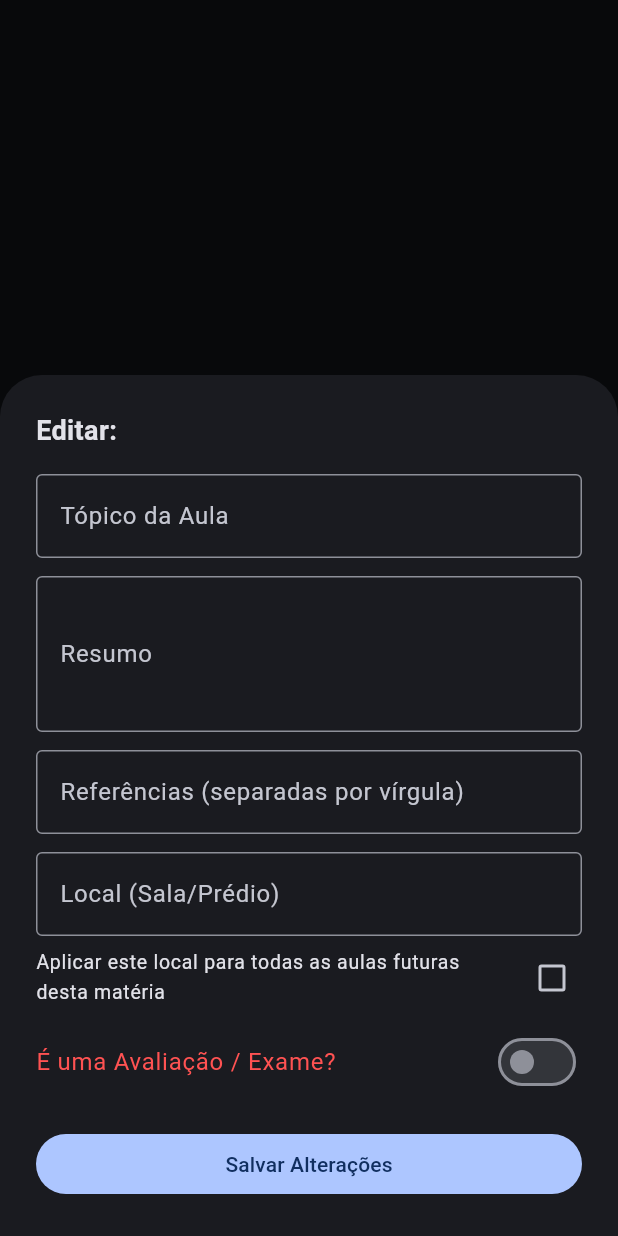
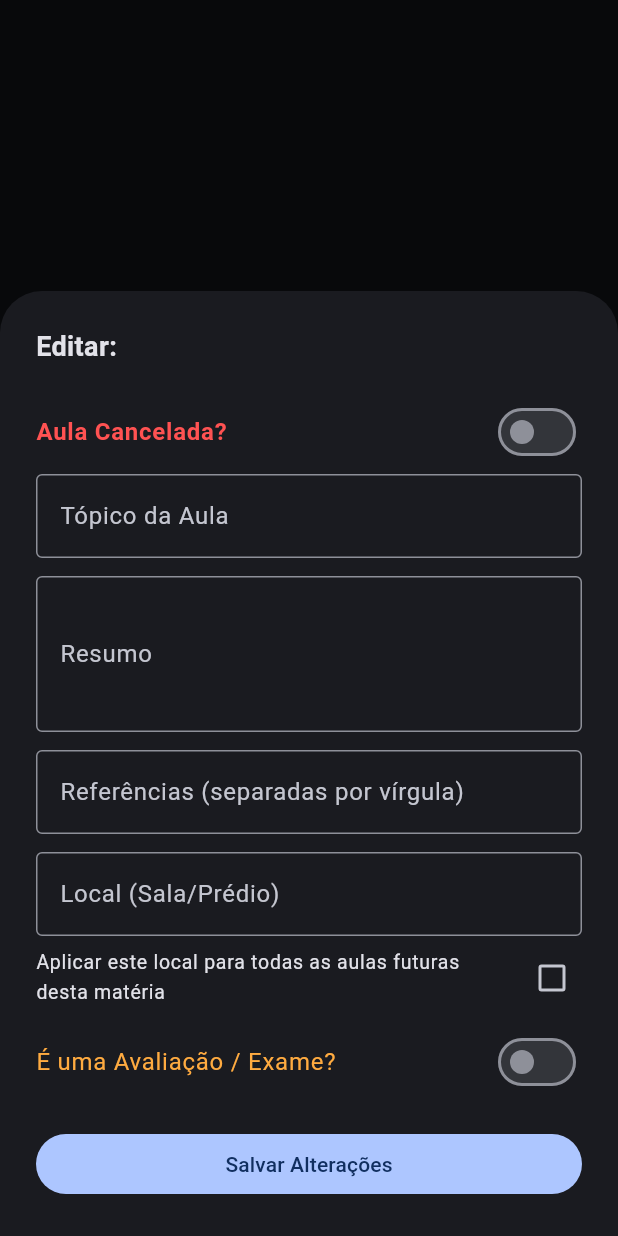
Before and after one commit to ferreiraryan/Cronos, a Flutter app: what show() shows on an empty page, opened directly with empty values, on a phone screen of 412 x 824 dp. Run offline on Flutter 3.47's test engine with Material 3 defaults, Android fonts, the phone set to English and light mode, and no system bars; our stand-ins replace file_picker, table_calendar.

Commit message:
Feat: cancelar aula

```diff
--- a/cronos_front/lib/features/lesson/models/class_lesson.dart
+++ b/cronos_front/lib/features/lesson/models/class_lesson.dart
@@ -65,13 +65,14 @@ class Lesson {
     String? summary,
     List<String>? references,
     bool? isExam,
+    Metadata? metadata,
   }) {
     return Lesson(
       timeStart: timeStart,
       timeEnd: timeEnd,
       subjectId: subjectId,
       subjectName: subjectName,
-      metadata: metadata,
+      metadata: metadata ?? this.metadata,
       location: location ?? this.location,
       topic: topic ?? this.topic,
       summary: summary ?? this.summary,
--- a/cronos_front/lib/features/lesson/models/class_metadata.dart
+++ b/cronos_front/lib/features/lesson/models/class_metadata.dart
@@ -2,20 +2,46 @@ class Metadata {
   final String customNotes;
   final double? grade;
   final int absenceCount;
+  final bool isCancelled;
+  final String? cancelReason;
 
-  Metadata({this.customNotes = '', this.grade, this.absenceCount = 0});
+  Metadata({
+    this.customNotes = '',
+    this.grade,
+    this.absenceCount = 0,
+    this.isCancelled = false,
+    this.cancelReason,
+  });
 
-  factory Metadata.fromJson(Map<String, dynamic> json) {
-    return Metadata(
-      customNotes: json['custom_notes']?.toString() ?? '',
-      grade: json['grade'] != null ? (json['grade'] as num).toDouble() : null,
-      absenceCount: json['absence_count'] ?? 0,
-    );
-  }
+  factory Metadata.fromJson(Map<String, dynamic> json) => Metadata(
+    customNotes: json['custom_notes']?.toString() ?? '',
+    grade: json['grade'] != null ? (json['grade'] as num).toDouble() : null,
+    absenceCount: json['absence_count'] ?? 0,
+    isCancelled: json['is_cancelled'] ?? false,
+    cancelReason: json['cancel_reason']?.toString(),
+  );
 
   Map<String, dynamic> toJson() => {
     'custom_notes': customNotes,
     if (grade != null) 'grade': grade,
     'absence_count': absenceCount,
+    'is_cancelled': isCancelled,
+    if (cancelReason != null) 'cancel_reason': cancelReason,
   };
+
+  Metadata copyWith({
+    String? customNotes,
+    double? grade,
+    int? absenceCount,
+    bool? isCancelled,
+    String? cancelReason,
+  }) {
+    return Metadata(
+      customNotes: customNotes ?? this.customNotes,
+      grade: grade ?? this.grade,
+      absenceCount: absenceCount ?? this.absenceCount,
+      isCancelled: isCancelled ?? this.isCancelled,
+      cancelReason: cancelReason ?? this.cancelReason,
+    );
+  }
 }
--- a/cronos_front/lib/features/lesson/widgets/edit_modal.dart
+++ b/cronos_front/lib/features/lesson/widgets/edit_modal.dart
@@ -1,5 +1,7 @@
 import 'package:cronos_front/app/repository/schedule_repository.dart';
 import 'package:cronos_front/features/lesson/models/class_lesson.dart';
+import 'package:flutter/material.dart';
+
 import 'package:flutter/material.dart';
 
 class LessonEditModal extends StatefulWidget {
@@ -15,7 +17,7 @@ class LessonEditModal extends StatefulWidget {
   static void show(BuildContext context, Lesson lesson, DateTime dayDate) {
     showModalBottomSheet(
       context: context,
-      isScrollControlled: true, // Para o teclado não cobrir
+      isScrollControlled: true,
       useSafeArea: true,
       builder: (context) => Padding(
         padding: EdgeInsets.only(
@@ -35,8 +37,10 @@ class _LessonEditModalState extends State<LessonEditModal> {
   late TextEditingController _summaryCtrl;
   late TextEditingController _locationCtrl;
   late TextEditingController _refsCtrl;
+  late TextEditingController _cancelReasonCtrl;
 
   late bool _isExam;
+  late bool _isCancelled;
   bool _applyLocationToAll = false;
 
   @override
@@ -48,7 +52,11 @@ class _LessonEditModalState extends State<LessonEditModal> {
     _refsCtrl = TextEditingController(
       text: widget.lesson.references.join(', '),
     );
+    _cancelReasonCtrl = TextEditingController(
+      text: widget.lesson.metadata.cancelReason,
+    );
     _isExam = widget.lesson.isExam;
+    _isCancelled = widget.lesson.metadata.isCancelled;
   }
 
   @override
@@ -57,10 +65,18 @@ class _LessonEditModalState extends State<LessonEditModal> {
     _summaryCtrl.dispose();
     _locationCtrl.dispose();
     _refsCtrl.dispose();
+    _cancelReasonCtrl.dispose();
     super.dispose();
   }
 
   void _save() {
+    final updatedMetadata = widget.lesson.metadata.copyWith(
+      isCancelled: _isCancelled,
+      cancelReason: _cancelReasonCtrl.text.trim().isEmpty
+          ? null
+          : _cancelReasonCtrl.text.trim(),
+    );
+
     final updatedLesson = widget.lesson.copyWith(
       topic: _topicCtrl.text.trim().isEmpty ? null : _topicCtrl.text.trim(),
       summary: _summaryCtrl.text.trim().isEmpty
@@ -73,6 +89,7 @@ class _LessonEditModalState extends State<LessonEditModal> {
           .map((e) => e.trim())
           .where((e) => e.isNotEmpty)
           .toList(),
+      metadata: updatedMetadata,
     );
 
     ScheduleRepository().updateLesson(
@@ -99,6 +116,32 @@ class _LessonEditModalState extends State<LessonEditModal> {
               style: const TextStyle(fontSize: 18, fontWeight: FontWeight.bold),
             ),
             const SizedBox(height: 16),
+
+            // Toggle de Cancelamento
+            SwitchListTile(
+              contentPadding: EdgeInsets.zero,
+              title: const Text(
+                'Aula Cancelada?',
+                style: TextStyle(
+                  color: Colors.redAccent,
+                  fontWeight: FontWeight.bold,
+                ),
+              ),
+              value: _isCancelled,
+              activeColor: Colors.redAccent,
+              onChanged: (val) => setState(() => _isCancelled = val),
+            ),
+
+            if (_isCancelled) ...[
+              TextField(
+                controller: _cancelReasonCtrl,
+                decoration: const InputDecoration(
+                  labelText: 'Motivo do cancelamento (Opcional)',
+                  border: OutlineInputBorder(),
+                ),
+              ),
+              const SizedBox(height: 16),
+            ],
 
             TextField(
               controller: _topicCtrl,
@@ -136,7 +179,6 @@ class _LessonEditModalState extends State<LessonEditModal> {
               ),
             ),
 
-            // O Toggle inteligente
             CheckboxListTile(
               contentPadding: EdgeInsets.zero,
               title: const Text(
@@ -152,10 +194,10 @@ class _LessonEditModalState extends State<LessonEditModal> {
               contentPadding: EdgeInsets.zero,
               title: const Text(
                 'É uma Avaliação / Exame?',
-                style: TextStyle(color: Colors.redAccent),
+                style: TextStyle(color: Colors.orangeAccent),
               ),
               value: _isExam,
-              activeColor: Colors.redAccent,
+              activeColor: Colors.orangeAccent,
               onChanged: (val) => setState(() => _isExam = val),
             ),
 
```
Also changed, not shown: cronos_front/lib/features/lesson/widgets/lesson_card.dart (+39 -13 lines).
